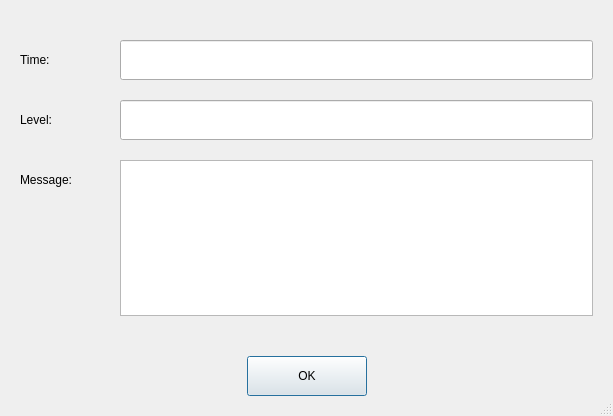
Old version of the form dialogs/shownotificationdlg.ui in the repository 0xkobe/mwc-wallet.
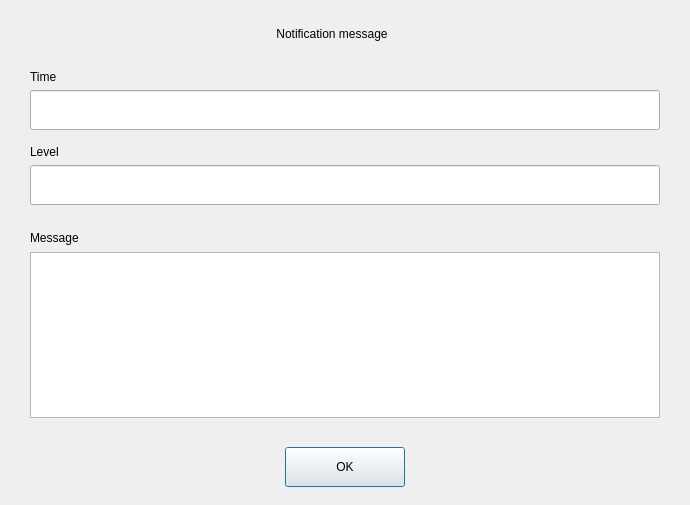
New version of the form. Custom widgets are drawn as their Qt base class.

Commit message: https://github.com/mwcproject/mwc-qt-wallet/issues/64  add dialog with details. From dialog copy will work

The edit to the form file:
```diff
--- a/dialogs/shownotificationdlg.ui
+++ b/dialogs/shownotificationdlg.ui
@@ -6,61 +6,53 @@
    <rect>
     <x>0</x>
     <y>0</y>
-    <width>613</width>
-    <height>416</height>
+    <width>690</width>
+    <height>505</height>
    </rect>
   </property>
   <property name="windowTitle">
    <string>Dialog</string>
   </property>
   <property name="sizeGripEnabled">
-   <bool>true</bool>
+   <bool>false</bool>
   </property>
   <property name="modal">
    <bool>true</bool>
   </property>
-  <layout class="QVBoxLayout" name="verticalLayout_2">
-   <property name="spacing">
-    <number>20</number>
+  <widget class="control::MwcLabelSmall" name="label_4">
+   <property name="geometry">
+    <rect>
+     <x>30</x>
+     <y>69</y>
+     <width>630</width>
+     <height>16</height>
+    </rect>
    </property>
-   <property name="leftMargin">
-    <number>20</number>
-   </property>
-   <property name="topMargin">
-    <number>40</number>
-   </property>
-   <property name="rightMargin">
-    <number>20</number>
-   </property>
-   <property name="bottomMargin">
-    <number>20</number>
-   </property>
-   <item>
-    <layout class="QHBoxLayout" name="horizontalLayout_2">
-     <property name="spacing">
-      <number>0</number>
-     </property>
-     <item>
-      <widget class="control::MwcLabelNormal" name="label">
-       <property name="minimumSize">
-        <size>
-         <width>100</width>
-         <height>0</height>
-        </size>
+   <property name="sizePolicy">
+    <sizepolicy hsizetype="Fixed" vsizetype="Preferred">
+     <horstretch>0</horstretch>
+     <verstretch>0</verstretch>
+    </sizepolicy>
        </property>
        <property name="maximumSize">
         <size>
-         <width>100</width>
-         <height>16777215</height>
+     <width>16777215</width>
+     <height>22</height>
         </size>
        </property>
        <property name="text">
-        <string>Time:</string>
-       </property>
-      </widget>
-     </item>
-     <item>
+    <string>Time</string>
+   </property>
+  </widget>
       <widget class="control::MwcLineEditNormal" name="timeText">
+   <property name="geometry">
+    <rect>
+     <x>30</x>
+     <y>90</y>
+     <width>630</width>
+     <height>40</height>
+    </rect>
+   </property>
        <property name="minimumSize">
         <size>
          <width>0</width>
@@ -77,35 +69,15 @@
         <bool>true</bool>
        </property>
       </widget>
-     </item>
-    </layout>
-   </item>
-   <item>
-    <layout class="QHBoxLayout" name="horizontalLayout_3">
-     <property name="spacing">
-      <number>0</number>
-     </property>
-     <item>
-      <widget class="control::MwcLabelNormal" name="label_2">
-       <property name="minimumSize">
-        <size>
-         <width>100</width>
-         <height>0</height>
-        </size>
-       </property>
-       <property name="maximumSize">
-        <size>
-         <width>100</width>
-         <height>16777215</height>
-        </size>
-       </property>
-       <property name="text">
-        <string>Level:</string>
-       </property>
-      </widget>
-     </item>
-     <item>
       <widget class="control::MwcLineEditNormal" name="levelText">
+   <property name="geometry">
+    <rect>
+     <x>30</x>
+     <y>165</y>
+     <width>630</width>
+     <height>40</height>
+    </rect>
+   </property>
        <property name="minimumSize">
         <size>
          <width>0</width>
@@ -122,79 +94,53 @@
         <bool>true</bool>
        </property>
       </widget>
-     </item>
-    </layout>
-   </item>
-   <item>
-    <layout class="QHBoxLayout" name="horizontalLayout_4">
-     <property name="spacing">
-      <number>0</number>
-     </property>
-     <item>
-      <layout class="QVBoxLayout" name="verticalLayout">
-       <item>
-        <widget class="control::MwcLabelNormal" name="label_3">
-         <property name="minimumSize">
-          <size>
-           <width>100</width>
-           <height>40</height>
-          </size>
-         </property>
-         <property name="maximumSize">
-          <size>
-           <width>100</width>
-           <height>16777215</height>
-          </size>
-         </property>
-         <property name="text">
-          <string>Message:</string>
-         </property>
-        </widget>
-       </item>
-       <item>
-        <spacer name="verticalSpacer">
-         <property name="orientation">
-          <enum>Qt::Vertical</enum>
-         </property>
-         <property name="sizeHint" stdset="0">
-          <size>
-           <width>20</width>
-           <height>40</height>
-          </size>
-         </property>
-        </spacer>
-       </item>
-      </layout>
-     </item>
-     <item>
       <widget class="QTextEdit" name="messageText">
+   <property name="geometry">
+    <rect>
+     <x>30</x>
+     <y>252</y>
+     <width>630</width>
+     <height>166</height>
+    </rect>
+   </property>
        <property name="readOnly">
         <bool>true</bool>
        </property>
       </widget>
-     </item>
-    </layout>
-   </item>
-   <item>
-    <layout class="QHBoxLayout" name="horizontalLayout">
-     <property name="topMargin">
-      <number>20</number>
-     </property>
-     <item>
-      <spacer name="horizontalSpacer">
-       <property name="orientation">
-        <enum>Qt::Horizontal</enum>
-       </property>
-       <property name="sizeHint" stdset="0">
+  <widget class="control::MwcLabelSmall" name="label_5">
+   <property name="geometry">
+    <rect>
+     <x>30</x>
+     <y>144</y>
+     <width>630</width>
+     <height>16</height>
+    </rect>
+   </property>
+   <property name="sizePolicy">
+    <sizepolicy hsizetype="Fixed" vsizetype="Preferred">
+     <horstretch>0</horstretch>
+     <verstretch>0</verstretch>
+    </sizepolicy>
+   </property>
+   <property name="maximumSize">
         <size>
-         <width>40</width>
-         <height>20</height>
-        </size>
-       </property>
-      </spacer>
-     </item>
-     <item>
+     <width>16777215</width>
+     <height>22</height>
+    </size>
+   </property>
+   <property name="text">
+    <string>Level</string>
+   </property>
+  </widget>
       <widget class="control::MwcPushButtonNormal" name="pushButton">
+   <property name="geometry">
+    <rect>
+     <x>285</x>
+     <y>447</y>
+     <width>120</width>
+     <height>40</height>
+    </rect>
+   </property>
        <property name="minimumSize">
         <size>
          <width>120</width>
@@ -214,23 +160,47 @@
         <string>OK</string>
        </property>
       </widget>
-     </item>
-     <item>
-      <spacer name="horizontalSpacer_2">
-       <property name="orientation">
-        <enum>Qt::Horizontal</enum>
-       </property>
-       <property name="sizeHint" stdset="0">
+  <widget class="control::MwcLabelLarge" name="label">
+   <property name="geometry">
+    <rect>
+     <x>132</x>
+     <y>21</y>
+     <width>400</width>
+     <height>25</height>
+    </rect>
+   </property>
+   <property name="text">
+    <string>Notification message</string>
+   </property>
+   <property name="alignment">
+    <set>Qt::AlignCenter</set>
+   </property>
+  </widget>
+  <widget class="control::MwcLabelSmall" name="label_6">
+   <property name="geometry">
+    <rect>
+     <x>30</x>
+     <y>228</y>
+     <width>630</width>
+     <height>19</height>
+    </rect>
+   </property>
+   <property name="sizePolicy">
+    <sizepolicy hsizetype="Fixed" vsizetype="Preferred">
+     <horstretch>0</horstretch>
+     <verstretch>0</verstretch>
+    </sizepolicy>
+   </property>
+   <property name="maximumSize">
         <size>
-         <width>40</width>
-         <height>20</height>
-        </size>
-       </property>
-      </spacer>
-     </item>
-    </layout>
-   </item>
-  </layout>
+     <width>16777215</width>
+     <height>22</height>
+    </size>
+   </property>
+   <property name="text">
+    <string>Message</string>
+   </property>
+  </widget>
  </widget>
  <customwidgets>
   <customwidget>
@@ -244,7 +214,12 @@
    <header>control/MwcLineEdit.h</header>
   </customwidget>
   <customwidget>
-   <class>control::MwcLabelNormal</class>
+   <class>control::MwcLabelSmall</class>
+   <extends>QLabel</extends>
+   <header>control/MwcLabel.h</header>
+  </customwidget>
+  <customwidget>
+   <class>control::MwcLabelLarge</class>
    <extends>QLabel</extends>
    <header>control/MwcLabel.h</header>
   </customwidget>
```
Lines whose indentation alone changed are shown as unchanged. The commit also changes 7 other files.
